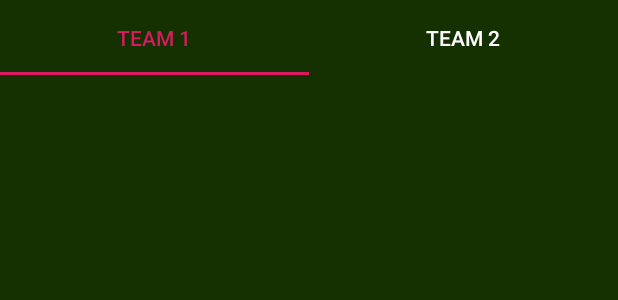
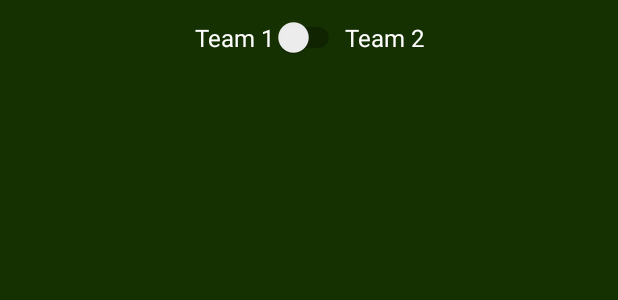
Before and after one commit to CBennett12/SportsStatisticsApplication, an Android app: the layout activity_table.xml on its own in the app's theme, with its tools: preview values and no code run, on a phone screen of 412 x 824 dp. Shown: the top 300 px of the screen. Run offline under Robolectric (Android 15) with nearby library versions, the phone set to English and light mode, and no system bars.

```diff
--- a/app/src/main/java/com/example/sportsstatisticsapplication/FullscreenActivity.java
+++ b/app/src/main/java/com/example/sportsstatisticsapplication/FullscreenActivity.java
@@ -24,6 +24,7 @@ import androidx.appcompat.app.AppCompatActivity;
 import com.google.android.material.floatingactionbutton.FloatingActionButton;
 
 import java.util.ArrayList;
+import java.util.Locale;
 
 import objects.Game;
 import objects.TextParse;
@@ -341,8 +342,8 @@ public class FullscreenActivity extends AppCompatActivity {
         Intent intent = new Intent(RecognizerIntent.ACTION_RECOGNIZE_SPEECH);
 
         intent.putExtra(RecognizerIntent.EXTRA_LANGUAGE_MODEL, RecognizerIntent.LANGUAGE_MODEL_FREE_FORM);
-        //intent.putExtra(RecognizerIntent.EXTRA_LANGUAGE_PREFERENCE, Locale.getDefault()); //Locale.getDefault()
-        intent.putExtra(RecognizerIntent.EXTRA_LANGUAGE_MODEL, "en-IE");
+        intent.putExtra(RecognizerIntent.EXTRA_LANGUAGE_PREFERENCE, Locale.getDefault()); //Locale.getDefault()
+        intent.putExtra(RecognizerIntent.EXTRA_LANGUAGE, "en-IE");
         intent.putExtra(RecognizerIntent.EXTRA_PROMPT,getString(R.string.speech_prompt));
 
         if (intent.resolveActivity(getPackageManager()) != null) {
--- a/app/src/main/res/layout/activity_table.xml
+++ b/app/src/main/res/layout/activity_table.xml
@@ -38,31 +38,53 @@
 
     <LinearLayout
         android:layout_width="match_parent"
-        android:layout_height="715dp"
+        android:layout_height="match_parent"
         android:layout_gravity="center|start|top"
         android:layout_marginBottom="50dp"
         android:orientation="vertical">
 
-        <com.google.android.material.tabs.TabLayout
+        <LinearLayout
+            android:id="@+id/switchLayout"
             android:layout_width="match_parent"
             android:layout_height="50dp"
-            app:tabRippleColor="#E62020"
-            app:tabSelectedTextColor="#D81B60"
-            app:tabTextColor="#FFFFFF">
+            android:layout_gravity="center|center_horizontal"
+            android:orientation="horizontal">
 
-            <com.google.android.material.tabs.TabItem
+            <TextView
+                android:id="@+id/teamOneTextView"
                 android:layout_width="wrap_content"
                 android:layout_height="match_parent"
+                android:layout_weight="1"
+                android:gravity="center|end"
                 android:text="@string/team_1"
-                android:textAlignment="center" />
+                android:textAlignment="viewEnd"
+                android:textColor="#FFFFFF"
+                android:textSize="16sp" />
 
-            <com.google.android.material.tabs.TabItem
+            <Switch
+                android:id="@+id/teamSwitch"
                 android:layout_width="wrap_content"
                 android:layout_height="match_parent"
+                android:layout_gravity="center|center_horizontal"
+                android:gravity="center"
+                android:textAlignment="center"
+                android:textColor="#FFFFFF"
+                android:textColorLink="#FFFFFF"
+                android:textSize="16sp" />
+
+            <TextView
+                android:id="@+id/teamTwoTextView"
+                android:layout_width="wrap_content"
+                android:layout_height="match_parent"
+                android:layout_gravity="start"
+                android:layout_weight="1"
+                android:gravity="center|start"
+                android:maxLines="1"
                 android:text="@string/team_2"
-                android:textAlignment="center" />
-
-        </com.google.android.material.tabs.TabLayout>
+                android:textAlignment="viewStart"
+                android:textColor="#FFFFFF"
+                android:textSize="16sp" />
+        </LinearLayout>
 
         <HorizontalScrollView
             android:layout_width="match_parent"
```
Also changed, not shown: app/src/main/java/com/example/sportsstatisticsapplication/tableActivity.java (+28 -9 lines).
